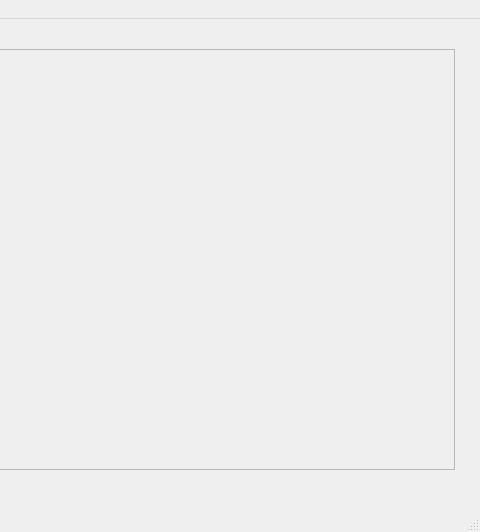
ArnaudValensi/android-wifi-robot, file Gui.ui: the form before one commit; both pictures show x 425 to 905 and y 0 to 532 of the 905 by 532 pixel window.
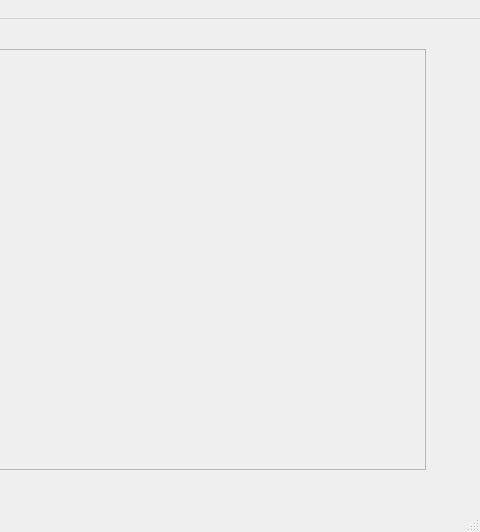
The form after the commit.

Commit message: Windows portability

What changed in the file:
```diff
--- a/Gui.ui
+++ b/Gui.ui
@@ -89,7 +89,7 @@
      <rect>
       <x>320</x>
       <y>30</y>
-      <width>560</width>
+      <width>531</width>
       <height>421</height>
      </rect>
     </property>
```
Left out of the diff: 2 changed lines with no effect on the pictures. The commit also changes 4 other files.
